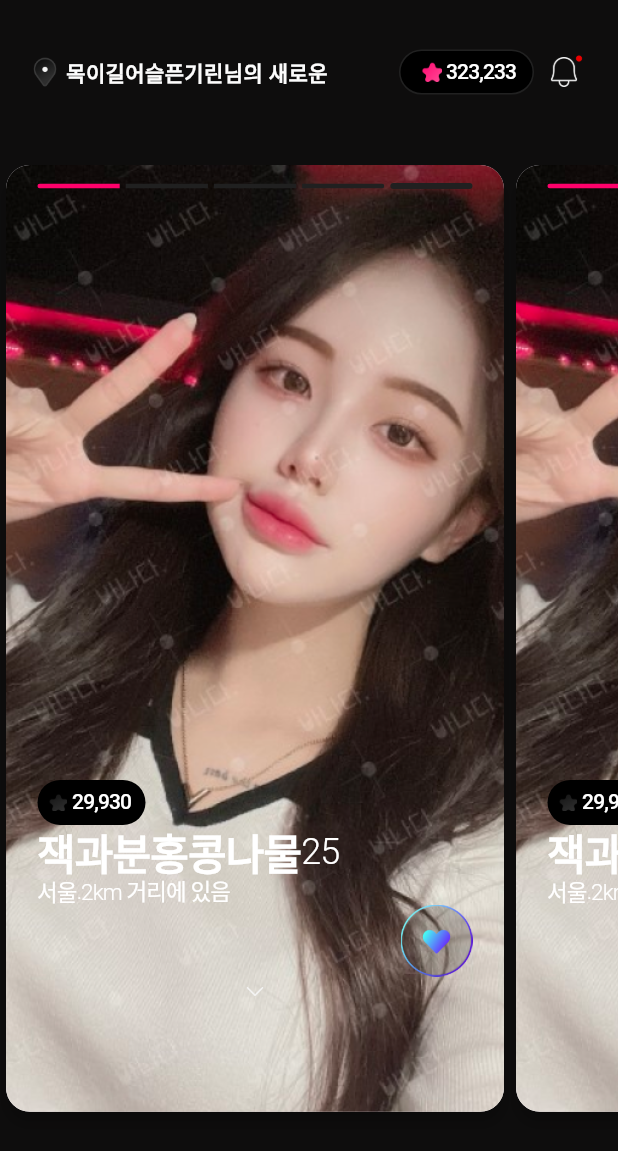
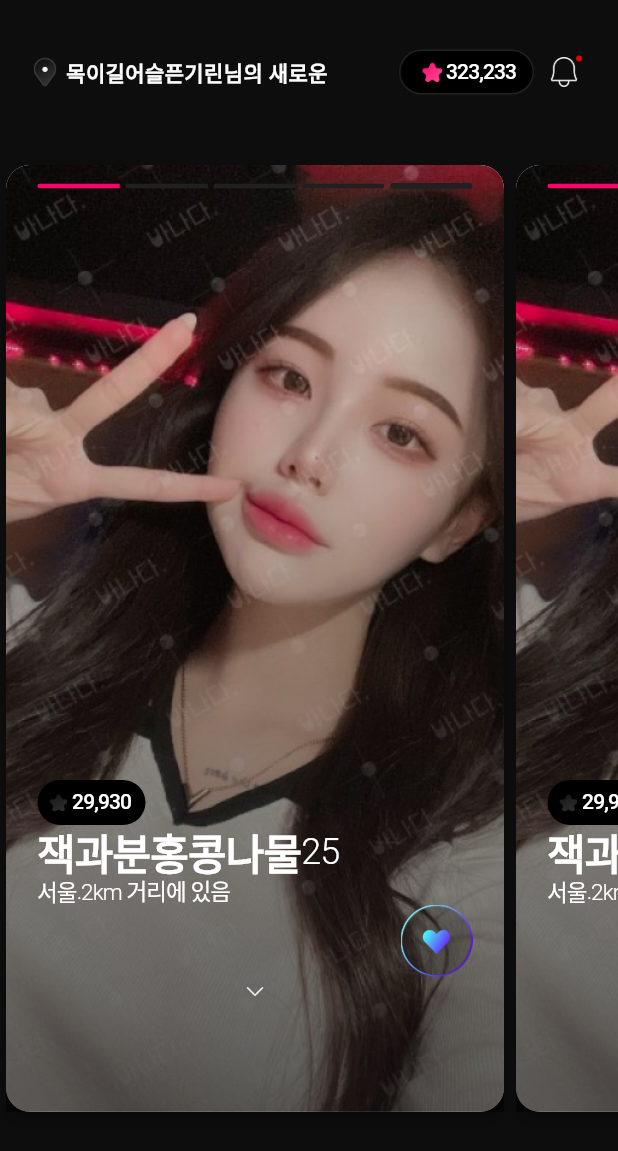
Before and after one commit to rilwanat/LuvItTest, a Flutter app: the screen it shows after launch, on a phone screen of 412 x 824 dp. Shown: the top 1151 px of the screen. Run offline on Flutter 3.47's test engine with Material 3 defaults, Android fonts, the phone set to English and light mode, and no system bars; our stand-ins replace get, shared_preferences; Roboto replaces fonts that are missing (Pretendard).

```diff
--- a/lib/app/modules/main_profile/views/main_profile_view.dart
+++ b/lib/app/modules/main_profile/views/main_profile_view.dart
@@ -171,38 +171,54 @@ class MainProfileView extends GetView<MainProfileController> {
                             child: Stack(
                               children: [
 
-                                Obx(() => Container(
-
+                                Obx(
+                                      () => Container(
                                     child: Positioned.fill(
-                                    child: Container(
-
-
-
+                                      child: Stack(
+                                        children: [
+                                          // Container with the image
+                                          Positioned.fill(
                                             child: ClipRRect(
                                               borderRadius: BorderRadius.circular(16),
-                                        child: controller.currentStep == 1 ?
-                                        Container(
-                                          child: Image.asset(
+                                              child: controller.currentStep == 1
+                                                  ? Image.asset(
                                                 'assets/images/086e98d6b549c3407b40a418953d499f.png',
-
-                                            fit: BoxFit.cover, // Adjusts the image to cover the entire container
+                                                fit: BoxFit.cover,
+                                              )
+                                                  : controller.currentStep == 2
+                                                  ? Image.asset(
+                                                'assets/images/1a4b0445adcae15f1cf276d4de1eefa2.png',
+                                                fit: BoxFit.cover,
+                                              )
+                                                  : Image.asset(
+                                                'assets/images/79c8c50a1ffeaa63e0e8de84ce83a158.png',
+                                                fit: BoxFit.cover,
                                               ),
-                                        ) :
-                                        controller.currentStep == 2 ?
-                                        Image.asset(
-                                          'assets/images/1a4b0445adcae15f1cf276d4de1eefa2.png',
-
-                                          fit: BoxFit.cover,
-                                        ) :
-                                        Image.asset(
-                                          'assets/images/79c8c50a1ffeaa63e0e8de84ce83a158.png',
-
-                                          fit: BoxFit.cover, // Adjusts the image to cover the entire container
+                                            ),
+                                          ),
+                                          // Container with the linear gradient
+                                          Positioned.fill(
+                                            child: Container(
+                                              decoration: BoxDecoration(
+                                                gradient: LinearGradient(
+                                                  begin: Alignment.bottomCenter,
+                                                  end: Alignment.topCenter,
+                                                  colors: [
+                                                    Colors.black.withOpacity(0.6), // Adjust opacity as needed
+                                                    Colors.transparent,
+                                                  ],
                                                 ),
                                               ),
                                             ),
                                           ),
-                                ),),
+                                        ],
+                                      ),
+                                    ),
+                                  ),
+                                ),
+
+
+
 
 
 
```
Lines whose indentation alone changed are shown as unchanged.
